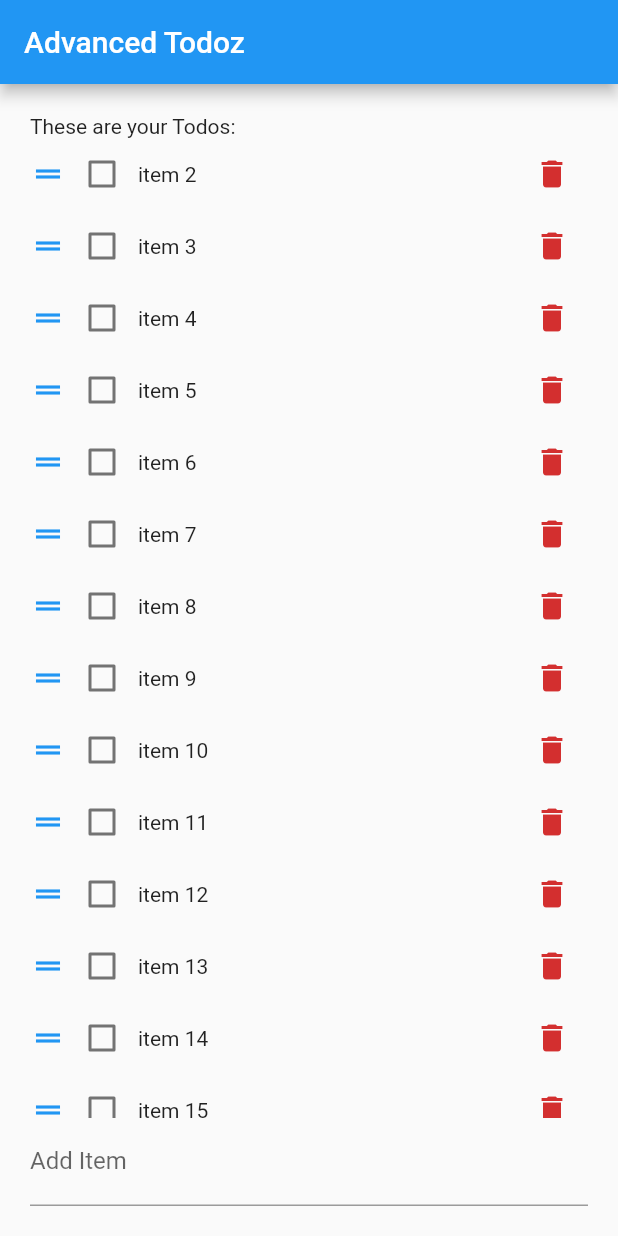
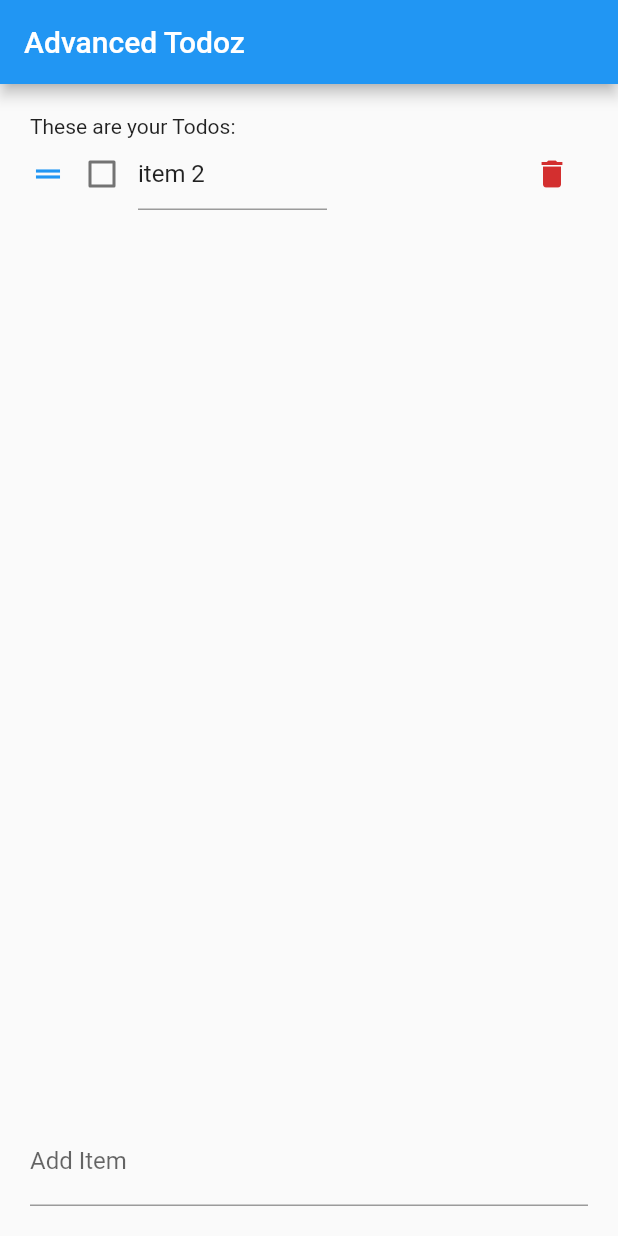
Before and after one commit to atrifyllis/todo, a Flutter app: the screen it shows after launch, after a tap on the "delete" icon, on a phone screen of 412 x 824 dp. Run offline on Flutter 3.47's test engine with Material 2 defaults, Android fonts, the phone set to English and light mode, and no system bars; our stand-ins replace flutter_redux, redux; missing offline and left inert: redux_logging, redux_remote_devtools; generated files the repository leaves out were written again.

Commit message:
edit todo implemented

```diff
--- a/lib/AppState.dart
+++ b/lib/AppState.dart
@@ -27,19 +27,6 @@ class AppState {
   factory AppState.mock() => AppState(todos: [
         Todo(uuid.v4(), "item1"),
         Todo(uuid.v4(), "item 2"),
-        Todo(uuid.v4(), "item 3"),
-        Todo(uuid.v4(), "item 4"),
-        Todo(uuid.v4(), "item 5"),
-        Todo(uuid.v4(), "item 6"),
-        Todo(uuid.v4(), "item 7"),
-        Todo(uuid.v4(), "item 8"),
-        Todo(uuid.v4(), "item 9"),
-        Todo(uuid.v4(), "item 10"),
-        Todo(uuid.v4(), "item 11"),
-        Todo(uuid.v4(), "item 12"),
-        Todo(uuid.v4(), "item 13"),
-        Todo(uuid.v4(), "item 14"),
-        Todo(uuid.v4(), "item 15"),
       ]);
 
   @override
--- a/lib/todos/model/actions.dart
+++ b/lib/todos/model/actions.dart
@@ -22,12 +22,13 @@ class TodosNotLoadedAction {}
 class TodoUpdatedAction {
   final String id;
   final bool done;
+  final String name;
 
-  TodoUpdatedAction(this.id, this.done);
+  TodoUpdatedAction(this.id, this.done, this.name);
 
   @override
   String toString() {
-    return 'UpdateTodoAction{id: $id, done: $done}';
+    return 'TodoUpdatedAction{id: $id, done: $done, name: $name}';
   }
 }
 
--- a/lib/todos/model/todo.dart
+++ b/lib/todos/model/todo.dart
@@ -5,12 +5,14 @@ class Todo {
   final String id;
   final String name;
   final bool done;
+  final bool editing;
 
-  Todo(this.id, this.name, {this.done = false});
+  Todo(this.id, this.name, {this.done = false, this.editing = false});
+
 
   @override
   String toString() {
-    return 'Todo{id: $id, name: $name, done: $done}';
+    return 'Todo{id: $id, name: $name, done: $done, editing: $editing}';
   }
 
   factory Todo.fromJson(Map<String, dynamic> json) => _$TodoFromJson(json);
--- a/lib/todos/model/todos_reducer.dart
+++ b/lib/todos/model/todos_reducer.dart
@@ -28,7 +28,7 @@ List<Todo> _setNoTodos(List<Todo> todos, TodosNotLoadedAction action) {
 List<Todo> _setUpdatedTodo(List<Todo> todos, TodoUpdatedAction action) {
   return todos
       .map((todo) => todo.id == action.id
-          ? Todo(todo.id, todo.name, done: action.done)
+          ? Todo(todo.id, action.name, done: action.done, editing: false)
           : todo)
       .toList();
 }
--- a/lib/todos/widget/todo_list.dart
+++ b/lib/todos/widget/todo_list.dart
@@ -3,6 +3,7 @@ import 'package:flutter/material.dart';
 import 'package:todo/todos/widget/AddItemTextField.dart';
 
 import '../model/todo.dart';
+import 'todo_row.dart';
 
 class TodoList extends StatelessWidget {
   final List<Todo> todos;
@@ -10,10 +11,11 @@ class TodoList extends StatelessWidget {
   final Function onOrderChanged;
   final Function onItemAdded;
   final Function onItemDeleted;
+  final Function onItemEdited;
 
 
   const TodoList(
-      {Key key, this.todos, this.onValueChanged, this.onOrderChanged, this.onItemAdded, this.onItemDeleted})
+      {Key key, this.todos, this.onValueChanged, this.onOrderChanged, this.onItemAdded, this.onItemDeleted, this.onItemEdited})
       : super(key: key);
 
   @override
@@ -33,29 +35,14 @@ class TodoList extends StatelessWidget {
     );
   }
 
-  Row _buildTodoRow(Todo todo, BuildContext context) {
-    return Row(
-      key: UniqueKey(),
-      children: <Widget>[
-        Icon(Icons.drag_handle,color: Theme.of(context).primaryColor,),
-        Checkbox(value: todo.done, onChanged: (complete) {
-          onValueChanged(todo, complete);
-        },),
-        Text(todo.name),
-        Spacer(),
-        IconButton(
-            color: Theme.of(context).errorColor,
-            highlightColor: Theme.of(context).accentColor,
-            splashColor: Theme.of(context).accentColor,
-            icon: Icon(Icons.delete),
-            onPressed: () {
-              onItemDeleted(todo.id);
-            }),
-      ],
-    );
-  }
 
-  List<Row> _buildTodoRows(BuildContext context) {
-    return todos.map((todo) => _buildTodoRow(todo, context)).toList();
+  List<TodoRow> _buildTodoRows(BuildContext context) {
+    return todos.map((todo) =>
+    new TodoRow(
+      key: GlobalKey(),
+      onValueChanged: onValueChanged,
+      onItemDeleted: onItemDeleted,
+      onItemEdited: onItemEdited,
+      todo: todo,)).toList();
   }
 }
--- a/lib/todos/widget/todo_list_container.dart
+++ b/lib/todos/widget/todo_list_container.dart
@@ -20,6 +20,7 @@ class TodoListContainer extends StatelessWidget {
           onOrderChanged: vm.onOrderChanged,
           onItemAdded: vm.onItemAdded,
           onItemDeleted: vm.onItemDeleted,
+          onItemEdited: vm.onItemEdited,
         );
       },
     );
@@ -32,16 +33,22 @@ class _ViewModel {
   final Function(Todo, int, int) onOrderChanged;
   final Function(String) onItemAdded;
   final Function(String) onItemDeleted;
+  final Function(Todo, String) onItemEdited;
 
   _ViewModel(
-      {@required this.todos, @required this.onValueChanged, this.onOrderChanged, this.onItemAdded, this.onItemDeleted});
+      {@required this.todos,
+      @required this.onValueChanged,
+      this.onOrderChanged,
+      this.onItemAdded,
+      this.onItemDeleted,
+      this.onItemEdited});
 
   static _ViewModel fromStore(Store<AppState> store) {
     return _ViewModel(
       todos: todosSelector(store.state),
       onValueChanged: (todo, complete) {
         store.dispatch(
-            TodoUpdatedAction(todo.id, complete),
+          TodoUpdatedAction(todo.id, complete, todo.name),
         );
       },
       onOrderChanged: (todo, oldIndex, newIndex) {
@@ -52,6 +59,10 @@ class _ViewModel {
       },
       onItemDeleted: (todId) {
         store.dispatch(ItemDeletedAction(todId));
-        });
+      },
+      onItemEdited: (todo, name) {
+        store.dispatch(TodoUpdatedAction(todo.id, todo.done, name));
+      },
+    );
   }
 }
--- /dev/null
+++ b/lib/todos/widget/todo_row.dart
@@ -0,0 +1,102 @@
+import 'package:flutter/material.dart';
+import 'package:todo/todos/model/todo.dart';
+import 'package:todo/todos/widget/AddItemTextField.dart';
+
+class TodoRow extends StatefulWidget {
+  const TodoRow({
+    Key key,
+    @required this.todo,
+    @required this.onValueChanged,
+    @required this.onItemDeleted,
+    @required this.onItemEdited,
+  }) : super(key: key);
+
+  final Todo todo;
+  final Function onValueChanged;
+  final Function onItemDeleted;
+  final Function onItemEdited;
+
+  @override
+  _TodoRowState createState() => _TodoRowState();
+}
+
+class _TodoRowState extends State<TodoRow> {
+  TextEditingController _textEditingController;
+
+  FocusNode editFieldFocusNode;
+
+  @override
+  void initState() {
+    super.initState();
+    _textEditingController = TextEditingController(text: widget.todo.name);
+    editFieldFocusNode = FocusNode();
+  }
+
+  @override
+  void dispose() {
+    _textEditingController.dispose();
+    editFieldFocusNode.dispose();
+
+    super.dispose();
+  }
+
+  @override
+  Widget build(BuildContext context) {
+    return Row(
+      key: UniqueKey(),
+      children: <Widget>[
+        Icon(
+          Icons.drag_handle,
+          color: Theme
+              .of(context)
+              .primaryColor,
+        ),
+        Checkbox(
+          value: widget.todo.done,
+          onChanged: (complete) {
+            widget.onValueChanged(widget.todo, complete);
+          },
+        ),
+//        widget.todo.editing
+//            ?
+        Expanded(
+            child: TextField(
+//              enabled: widget.todo.editing,
+                focusNode: editFieldFocusNode,
+                controller: _textEditingController,
+//                onTap: () {
+//                  widget.onItemEditing(widget.todo.id);
+//                },
+                onEditingComplete: () {
+                  widget.onItemEdited(
+                      widget.todo, _textEditingController.text);
+//                  _textEditingController.clear();
+                  FocusScope.of(context).unfocus();
+                }))
+//            : FlatButton(
+//                child: Text(widget.todo.name),
+//                onPressed: () {
+//                  widget.onItemEditing(widget.todo.id);
+//                  FocusScope.of(context).requestFocus(editFieldFocusNode);
+//                },
+//              )
+              ,
+        Spacer(),
+        IconButton(
+            color: Theme
+                .of(context)
+                .errorColor,
+            highlightColor: Theme
+                .of(context)
+                .accentColor,
+            splashColor: Theme
+                .of(context)
+                .accentColor,
+            icon: Icon(Icons.delete),
+            onPressed: () {
+              widget.onItemDeleted(widget.todo.id);
+            }),
+      ],
+    );
+  }
+}
```
Also changed, not shown: lib/todos/model/actions.g.dart, lib/todos/model/todo.g.dart. Lines whose indentation alone changed are shown as unchanged.
